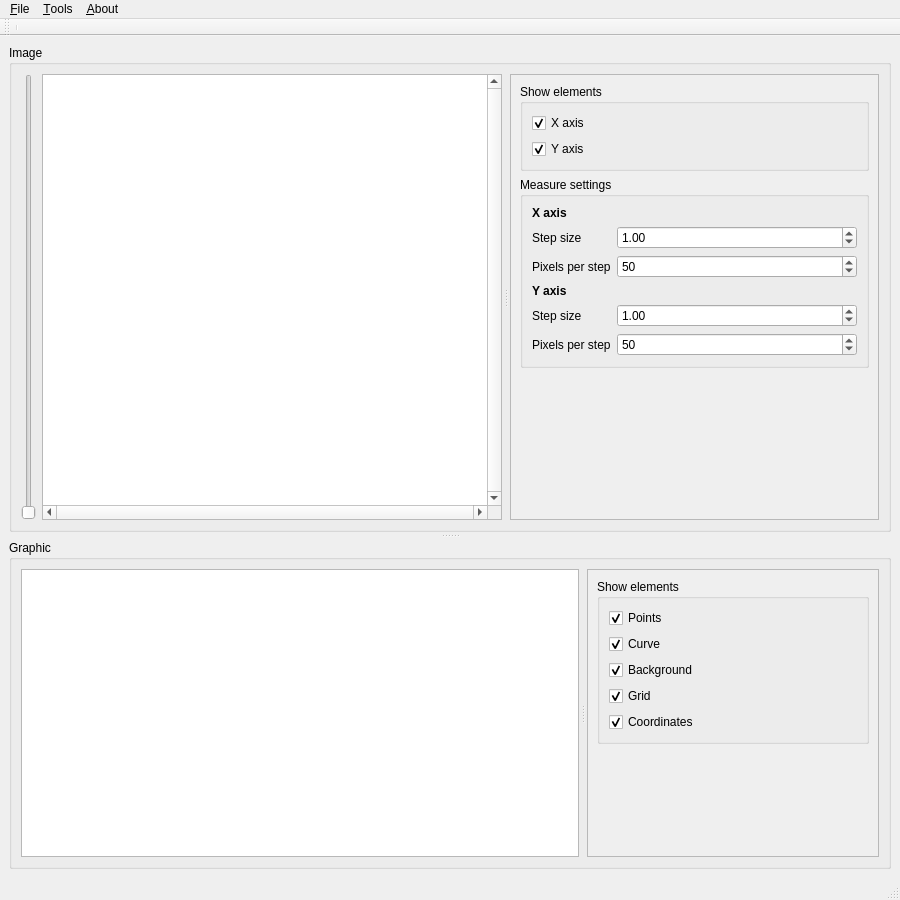
Qt form mainwindow.ui (sbrepo2022/graph_vision) before a commit.
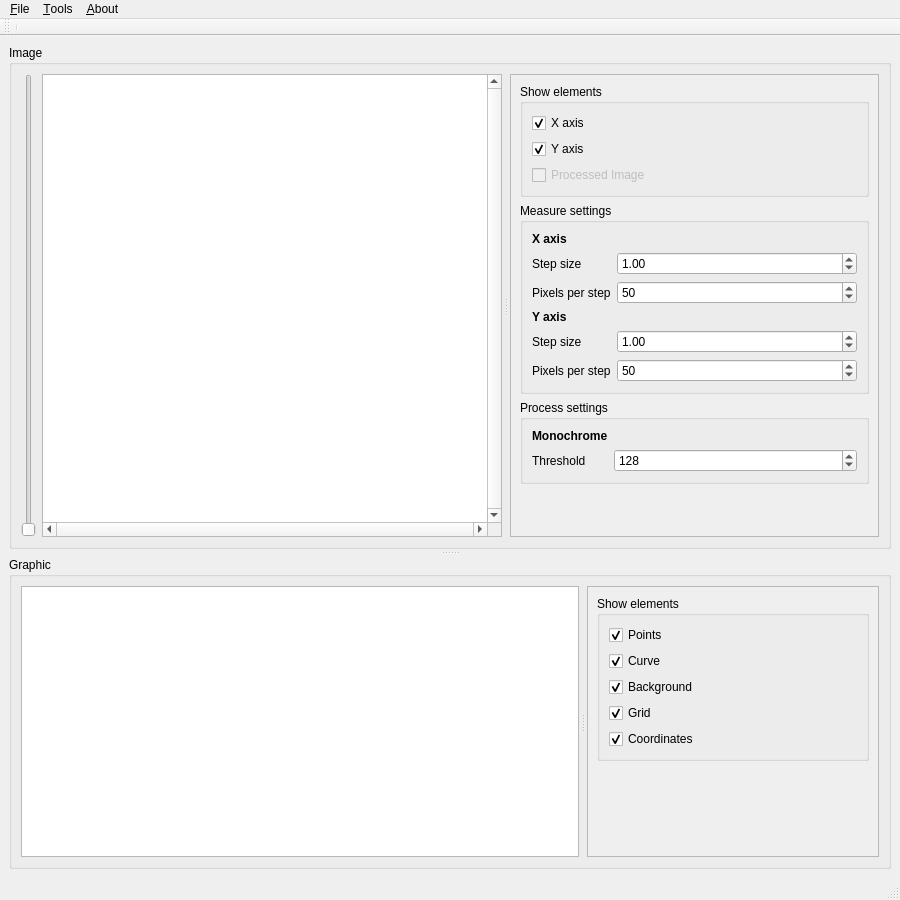
The same form after that commit. Icons and pictures are not drawn. Custom widgets are drawn as their Qt base class.

Commit message: Add monochrome algorithm and setting points

```diff
--- a/mainwindow.ui
+++ b/mainwindow.ui
@@ -106,6 +106,9 @@
              <height>0</height>
             </size>
            </property>
+           <property name="horizontalScrollBarPolicy">
+            <enum>Qt::ScrollBarAlwaysOff</enum>
+           </property>
            <property name="sizeAdjustPolicy">
             <enum>QAbstractScrollArea::AdjustIgnored</enum>
            </property>
@@ -117,8 +120,8 @@
              <rect>
               <x>0</x>
               <y>0</y>
-              <width>300</width>
-              <height>449</height>
+              <width>414</width>
+              <height>466</height>
              </rect>
             </property>
             <layout class="QVBoxLayout" name="verticalLayout_2">
@@ -148,6 +151,16 @@
                   </property>
                  </widget>
                 </item>
+                <item>
+                 <widget class="QCheckBox" name="checkProcessedImage">
+                  <property name="enabled">
+                   <bool>false</bool>
+                  </property>
+                  <property name="text">
+                   <string>Processed Image</string>
+                  </property>
+                 </widget>
+                </item>
                </layout>
               </widget>
              </item>
@@ -266,6 +279,45 @@
                </layout>
               </widget>
              </item>
+             <item>
+              <widget class="QGroupBox" name="groupImageProcess">
+               <property name="title">
+                <string>Process settings</string>
+               </property>
+               <layout class="QFormLayout" name="formLayout_2">
+                <item row="1" column="0">
+                 <widget class="QLabel" name="label_7">
+                  <property name="text">
+                   <string>Threshold</string>
+                  </property>
+                 </widget>
+                </item>
+                <item row="1" column="1">
+                 <widget class="QSpinBox" name="spinThreshold">
+                  <property name="maximum">
+                   <number>255</number>
+                  </property>
+                  <property name="value">
+                   <number>128</number>
+                  </property>
+                 </widget>
+                </item>
+                <item row="0" column="0">
+                 <widget class="QLabel" name="label_8">
+                  <property name="font">
+                   <font>
+                    <weight>75</weight>
+                    <bold>true</bold>
+                   </font>
+                  </property>
+                  <property name="text">
+                   <string>Monochrome</string>
+                  </property>
+                 </widget>
+                </item>
+               </layout>
+              </widget>
+             </item>
              <item>
               <spacer name="verticalSpacer">
                <property name="orientation">
@@ -323,7 +375,7 @@
               <x>0</x>
               <y>0</y>
               <width>316</width>
-              <height>272</height>
+              <height>277</height>
              </rect>
             </property>
             <layout class="QVBoxLayout" name="verticalLayout_5">
```
Left out of the diff: 57 changed lines with no effect on the pictures. The commit also changes 13 other files.
